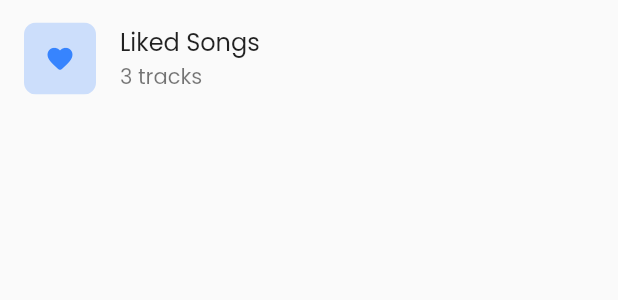
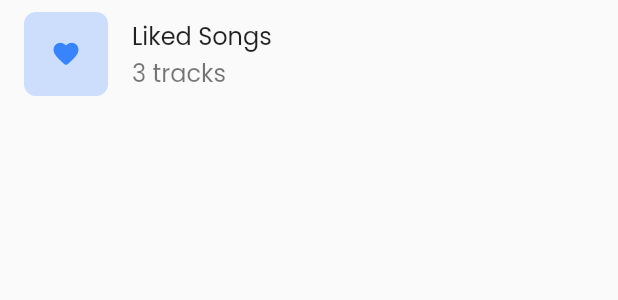
Before and after one commit to zS1L3NT/soundroid-v2, a Flutter app: the LikedSongsItem widget shown alone on an empty page, opened directly, on a phone screen of 412 x 824 dp. Shown: the top 300 px of the screen. Run offline on Flutter 3.47's test engine with Material 2 defaults, Android fonts, the phone set to English and light mode, and no system bars; our stand-ins replace auto_size_text, firebase_core, hive_flutter, marquee, palette_generator, transparent_image; missing offline and left inert: indexed; accounts and stored records are empty; network calls fail.

Commit message:
💄 change liked song design to mobile redesigned style

```diff
--- a/lib/ui/widgets/main/library/liked_songs_item.dart
+++ b/lib/ui/widgets/main/library/liked_songs_item.dart
@@ -8,14 +8,12 @@ class LikedSongsItem extends StatelessWidget {
   Widget build(BuildContext context) {
     return InkWell(
       onTap: () {},
-      child: Padding(
-        padding: const EdgeInsets.symmetric(vertical: 3),
       child: ListTile(
         leading: ClipRRect(
           borderRadius: const BorderRadius.all(Radius.circular(8)),
           child: Container(
-              width: 48,
-              height: 48,
+            width: 56,
+            height: 56,
             color: Theme.of(context).primaryColorLight,
             child: Icon(
               Icons.favorite_rounded,
@@ -26,18 +24,13 @@ class LikedSongsItem extends StatelessWidget {
         ),
         title: AppText.ellipse(
           "Liked Songs",
-            extraHeight: 9,
           width: MediaQuery.of(context).size.width,
         ),
         subtitle: AppText.ellipse(
           "3 tracks",
-            fontSize: 14,
-            extraHeight: 11,
-            fontWeight: FontWeight.w400,
           width: MediaQuery.of(context).size.width,
         ),
-          contentPadding: const EdgeInsets.only(left: 16, right: 8),
-        ),
+        contentPadding: const EdgeInsets.only(left: 16),
       ),
     );
   }
```
Lines whose indentation alone changed are shown as unchanged.
